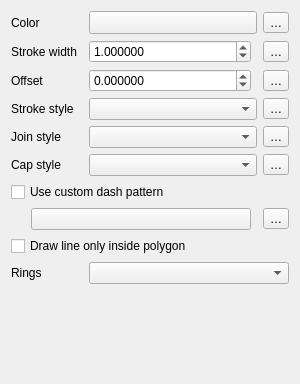
Before: the Qt Designer form src/ui/symbollayer/widget_simpleline.ui in qgis/QGIS, drawn with Qt 5.
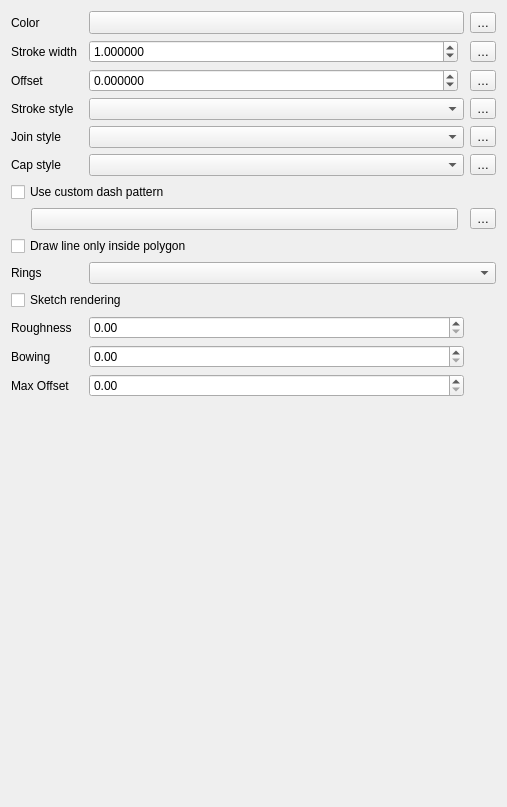
After: the same form once the commit is applied. Custom widgets are drawn as their Qt base class.

Commit message: [feature] sketch line symbol rendering

```diff
--- a/src/ui/symbollayer/widget_simpleline.ui
+++ b/src/ui/symbollayer/widget_simpleline.ui
@@ -6,14 +6,28 @@
    <rect>
     <x>0</x>
     <y>0</y>
-    <width>300</width>
-    <height>384</height>
+    <width>507</width>
+    <height>807</height>
    </rect>
   </property>
   <property name="windowTitle">
    <string>Form</string>
   </property>
   <layout class="QGridLayout" name="gridLayout">
+   <item row="12" column="0">
+    <widget class="QLabel" name="label_8">
+     <property name="text">
+      <string>Bowing</string>
+     </property>
+    </widget>
+   </item>
+   <item row="11" column="0">
+    <widget class="QLabel" name="label_7">
+     <property name="text">
+      <string>Roughness</string>
+     </property>
+    </widget>
+   </item>
    <item row="0" column="0">
     <widget class="QLabel" name="label">
      <property name="text">
@@ -107,7 +121,7 @@
      </property>
     </widget>
    </item>
-   <item row="10" column="0">
+   <item row="14" column="0">
     <spacer name="verticalSpacer">
      <property name="orientation">
       <enum>Qt::Vertical</enum>
@@ -303,6 +317,29 @@
      </item>
     </layout>
    </item>
+   <item row="13" column="0">
+    <widget class="QLabel" name="label_9">
+     <property name="text">
+      <string>Max Offset</string>
+     </property>
+    </widget>
+   </item>
+   <item row="11" column="2">
+    <widget class="QDoubleSpinBox" name="spinSketchRoughness"/>
+   </item>
+   <item row="12" column="2">
+    <widget class="QDoubleSpinBox" name="spinSketchBowing"/>
+   </item>
+   <item row="13" column="2">
+    <widget class="QDoubleSpinBox" name="spinSketchMaxOffset"/>
+   </item>
+   <item row="10" column="0" colspan="3">
+    <widget class="QCheckBox" name="chkSketchEnabled">
+     <property name="text">
+      <string>Sketch rendering</string>
+     </property>
+    </widget>
+   </item>
   </layout>
  </widget>
  <customwidgets>
```
The commit also changes 5 other files.
